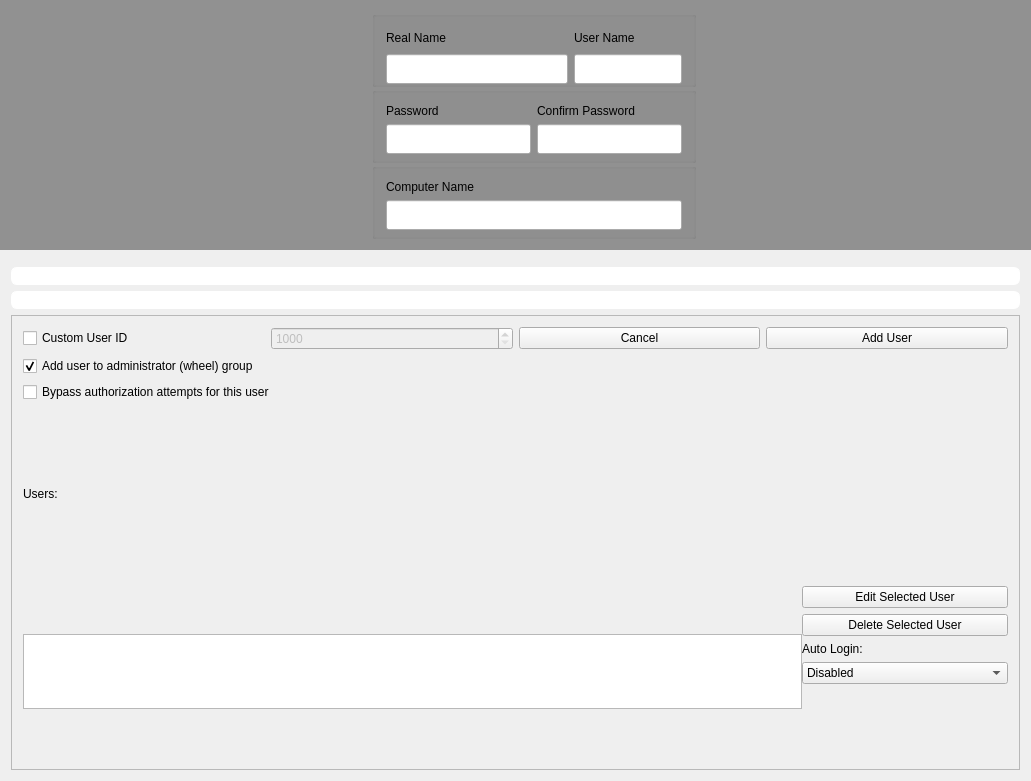
This is yali-proximate/yali/gui/Ui/setupuserswidget.ui in pars-linux/uludag as Qt 5 draws it before an edit. The edited form follows.
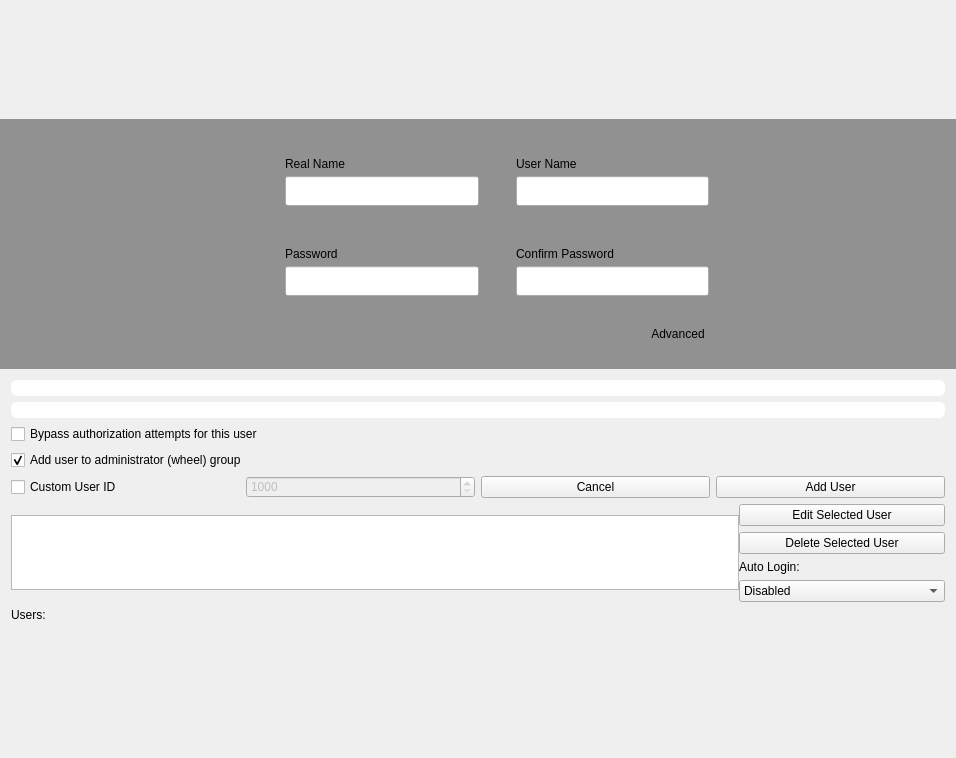
This is the edited form. Icons and pictures are not drawn.

```diff
--- a/yali-proximate/yali/gui/Ui/setupuserswidget.ui
+++ b/yali-proximate/yali/gui/Ui/setupuserswidget.ui
@@ -6,18 +6,47 @@
    <rect>
     <x>0</x>
     <y>0</y>
-    <width>1031</width>
-    <height>781</height>
+    <width>956</width>
+    <height>758</height>
    </rect>
   </property>
   <property name="windowTitle">
    <string>Form1</string>
   </property>
-  <layout class="QGridLayout" name="gridLayout_6">
+  <property name="styleSheet">
+   <string notr="true">#groupBox { 
+	border: 0px;
+}
+
+#groupBox_2 { 
+	border-top: 0px solid rgba(255,255,255,30);
+}
+
+#groupBox_3 { 
+	border-top: 0px solid rgba(255,255,255,30);
+}</string>
+  </property>
+  <layout class="QVBoxLayout" name="verticalLayout_4">
+   <property name="spacing">
+    <number>0</number>
+   </property>
    <property name="margin">
     <number>0</number>
    </property>
-   <item row="0" column="0">
+   <item>
+    <spacer name="verticalSpacer_4">
+     <property name="orientation">
+      <enum>Qt::Vertical</enum>
+     </property>
+     <property name="sizeHint" stdset="0">
+      <size>
+       <width>20</width>
+       <height>40</height>
+      </size>
+     </property>
+    </spacer>
+   </item>
+   <item>
     <widget class="QFrame" name="frame">
      <property name="sizePolicy">
       <sizepolicy hsizetype="Expanding" vsizetype="Expanding">
@@ -74,22 +103,94 @@
        </widget>
       </item>
       <item>
-       <layout class="QVBoxLayout" name="mainContainer">
+       <widget class="QFrame" name="formFrame">
+        <property name="minimumSize">
+         <size>
+          <width>430</width>
+          <height>0</height>
+         </size>
+        </property>
+        <property name="maximumSize">
+         <size>
+          <width>430</width>
+          <height>16777215</height>
+         </size>
+        </property>
+        <property name="frameShape">
+         <enum>QFrame::NoFrame</enum>
+        </property>
+        <property name="frameShadow">
+         <enum>QFrame::Raised</enum>
+        </property>
+        <property name="lineWidth">
+         <number>0</number>
+        </property>
+        <layout class="QVBoxLayout" name="verticalLayout_2">
         <property name="spacing">
-         <number>0</number>
-        </property>
-        <property name="rightMargin">
+          <number>10</number>
+         </property>
+         <property name="margin">
          <number>0</number>
         </property>
-        <property name="bottomMargin">
-         <number>0</number>
-        </property>
+         <item>
+          <spacer name="verticalSpacer">
+           <property name="orientation">
+            <enum>Qt::Vertical</enum>
+           </property>
+           <property name="sizeHint" stdset="0">
+            <size>
+             <width>20</width>
+             <height>40</height>
+            </size>
+           </property>
+          </spacer>
+         </item>
         <item>
          <widget class="QGroupBox" name="groupBox">
+           <property name="minimumSize">
+            <size>
+             <width>330</width>
+             <height>0</height>
+            </size>
+           </property>
+           <property name="maximumSize">
+            <size>
+             <width>16777215</width>
+             <height>16777215</height>
+            </size>
+           </property>
+           <property name="styleSheet">
+            <string notr="true"/>
+           </property>
           <property name="title">
            <string/>
           </property>
+           <property name="flat">
+            <bool>true</bool>
+           </property>
           <layout class="QGridLayout" name="gridLayout_4">
+            <property name="leftMargin">
+             <number>0</number>
+            </property>
+            <property name="rightMargin">
+             <number>0</number>
+            </property>
+            <property name="horizontalSpacing">
+             <number>15</number>
+            </property>
+            <property name="verticalSpacing">
+             <number>5</number>
+            </property>
+            <item row="0" column="2">
+             <widget class="QLabel" name="textLabel1_3">
+              <property name="text">
+               <string>User Name</string>
+              </property>
+              <property name="wordWrap">
+               <bool>false</bool>
+              </property>
+             </widget>
+            </item>
            <item row="0" column="0">
             <widget class="QLabel" name="textLabel1_4">
              <property name="text">
@@ -100,68 +201,45 @@
              </property>
             </widget>
            </item>
-           <item row="2" column="0">
+            <item row="1" column="0">
             <widget class="QLineEdit" name="realname">
              <property name="minimumSize">
               <size>
-               <width>0</width>
+                <width>170</width>
                <height>30</height>
               </size>
              </property>
              <property name="maximumSize">
               <size>
-               <width>200</width>
+                <width>16777215</width>
                <height>30</height>
               </size>
              </property>
             </widget>
            </item>
-           <item row="0" column="1">
-            <widget class="QLabel" name="textLabel1_3">
-             <property name="text">
-              <string>User Name</string>
-             </property>
-             <property name="wordWrap">
-              <bool>false</bool>
-             </property>
-            </widget>
-           </item>
-           <item row="2" column="1" colspan="2">
+            <item row="1" column="2">
             <widget class="QLineEdit" name="username">
              <property name="minimumSize">
               <size>
-               <width>0</width>
+                <width>170</width>
                <height>30</height>
               </size>
              </property>
              <property name="maximumSize">
               <size>
-               <width>200</width>
+                <width>16777215</width>
                <height>30</height>
               </size>
              </property>
             </widget>
            </item>
-           <item row="0" column="2">
-            <widget class="QPushButton" name="addMoreUsers">
-             <property name="sizePolicy">
-              <sizepolicy hsizetype="Fixed" vsizetype="Fixed">
-               <horstretch>0</horstretch>
-               <verstretch>0</verstretch>
-              </sizepolicy>
-             </property>
+            <item row="1" column="1">
+             <widget class="QLabel" name="label_2">
              <property name="text">
               <string/>
              </property>
-             <property name="icon">
-              <iconset resource="../../data.qrc">
-               <normaloff>:/gui/pics/iconUser.png</normaloff>:/gui/pics/iconUser.png</iconset>
-             </property>
-             <property name="checkable">
-              <bool>true</bool>
-             </property>
-             <property name="flat">
-              <bool>true</bool>
+              <property name="pixmap">
+               <pixmap resource="../../data.qrc">:/gui/pics/arrow-right.png</pixmap>
              </property>
             </widget>
            </item>
@@ -170,10 +248,37 @@
         </item>
         <item>
          <widget class="QGroupBox" name="groupBox_2">
+           <property name="minimumSize">
+            <size>
+             <width>330</width>
+             <height>0</height>
+            </size>
+           </property>
+           <property name="maximumSize">
+            <size>
+             <width>16777215</width>
+             <height>16777215</height>
+            </size>
+           </property>
           <property name="title">
            <string/>
           </property>
+           <property name="flat">
+            <bool>true</bool>
+           </property>
           <layout class="QGridLayout" name="gridLayout_5">
+            <property name="leftMargin">
+             <number>0</number>
+            </property>
+            <property name="rightMargin">
+             <number>0</number>
+            </property>
+            <property name="horizontalSpacing">
+             <number>15</number>
+            </property>
+            <property name="verticalSpacing">
+             <number>5</number>
+            </property>
            <item row="0" column="0">
             <widget class="QLabel" name="textLabel1_2">
              <property name="text">
@@ -184,7 +289,7 @@
              </property>
             </widget>
            </item>
-           <item row="0" column="1">
+            <item row="0" column="2">
             <widget class="QLabel" name="textLabel1">
              <property name="text">
               <string>Confirm Password</string>
@@ -194,17 +299,17 @@
              </property>
             </widget>
            </item>
-           <item row="1" column="1">
+            <item row="1" column="0">
             <widget class="QLineEdit" name="pass1">
              <property name="minimumSize">
               <size>
-               <width>0</width>
+                <width>170</width>
                <height>30</height>
               </size>
              </property>
              <property name="maximumSize">
               <size>
-               <width>200</width>
+                <width>16777215</width>
                <height>30</height>
               </size>
              </property>
@@ -213,17 +318,17 @@
              </property>
             </widget>
            </item>
-           <item row="1" column="0">
+            <item row="1" column="2">
             <widget class="QLineEdit" name="pass2">
              <property name="minimumSize">
               <size>
-               <width>0</width>
+                <width>170</width>
                <height>30</height>
               </size>
              </property>
              <property name="maximumSize">
               <size>
-               <width>200</width>
+                <width>16777215</width>
                <height>30</height>
               </size>
              </property>
@@ -232,45 +337,93 @@
              </property>
             </widget>
            </item>
-          </layout>
-         </widget>
-        </item>
-        <item>
-         <widget class="QGroupBox" name="groupBox_3">
-          <property name="title">
+            <item row="1" column="1">
+             <widget class="QLabel" name="label_3">
+              <property name="text">
            <string/>
           </property>
-          <layout class="QVBoxLayout" name="verticalLayout">
+              <property name="pixmap">
+               <pixmap resource="../../data.qrc">:/gui/pics/arrow-right.png</pixmap>
+              </property>
+             </widget>
+            </item>
+           </layout>
+          </widget>
+         </item>
            <item>
-            <widget class="QLabel" name="textLabel1_5">
+          <spacer name="verticalSpacer_5">
+           <property name="orientation">
+            <enum>Qt::Vertical</enum>
+           </property>
+           <property name="sizeHint" stdset="0">
+            <size>
+             <width>20</width>
+             <height>10</height>
+            </size>
+           </property>
+          </spacer>
+         </item>
+         <item>
+          <layout class="QHBoxLayout" name="horizontalLayout">
+           <property name="bottomMargin">
+            <number>0</number>
+           </property>
+           <item>
+            <spacer name="horizontalSpacer_5">
+             <property name="orientation">
+              <enum>Qt::Horizontal</enum>
+             </property>
+             <property name="sizeHint" stdset="0">
+              <size>
+               <width>40</width>
+               <height>20</height>
+              </size>
+             </property>
+            </spacer>
+           </item>
+           <item>
+            <widget class="QPushButton" name="addMoreUsers">
+             <property name="sizePolicy">
+              <sizepolicy hsizetype="Fixed" vsizetype="Fixed">
+               <horstretch>0</horstretch>
+               <verstretch>0</verstretch>
+              </sizepolicy>
+             </property>
+             <property name="styleSheet">
+              <string notr="true">margin:6px</string>
+             </property>
              <property name="text">
-              <string>Computer Name</string>
+              <string>Advanced</string>
              </property>
-             <property name="wordWrap">
-              <bool>false</bool>
+             <property name="icon">
+              <iconset resource="../../data.qrc">
+               <normaloff>:/gui/pics/iconUser.png</normaloff>:/gui/pics/iconUser.png</iconset>
+             </property>
+             <property name="checkable">
+              <bool>true</bool>
+             </property>
+             <property name="flat">
+              <bool>true</bool>
              </property>
             </widget>
+           </item>
+          </layout>
            </item>
            <item>
-            <widget class="QLineEdit" name="realname_2">
-             <property name="minimumSize">
-              <size>
-               <width>0</width>
-               <height>30</height>
-              </size>
-             </property>
-             <property name="maximumSize">
+          <spacer name="verticalSpacer_2">
+           <property name="orientation">
+            <enum>Qt::Vertical</enum>
+           </property>
+           <property name="sizeHint" stdset="0">
               <size>
-               <width>16777215</width>
-               <height>30</height>
-              </size>
-             </property>
-            </widget>
+             <width>20</width>
+             <height>40</height>
+            </size>
+           </property>
+          </spacer>
            </item>
           </layout>
          </widget>
-        </item>
-       </layout>
       </item>
       <item>
        <spacer name="horizontalSpacer_2">
@@ -288,7 +441,7 @@
      </layout>
     </widget>
    </item>
-   <item row="1" column="0">
+   <item>
     <widget class="QWidget" name="widget" native="true">
      <property name="minimumSize">
       <size>
@@ -297,7 +450,7 @@
       </size>
      </property>
      <layout class="QGridLayout" name="gridLayout">
-      <item row="0" column="0">
+      <item row="1" column="0">
        <layout class="QGridLayout">
         <property name="horizontalSpacing">
          <number>0</number>
@@ -360,72 +513,17 @@
         </item>
        </layout>
       </item>
-      <item row="2" column="0">
-       <widget class="QWidget" name="advancedList" native="true">
-        <layout class="QGridLayout" name="gridLayout_2">
-         <property name="margin">
-          <number>0</number>
-         </property>
-         <property name="spacing">
-          <number>0</number>
-         </property>
+      <item row="6" column="0">
+       <widget class="QLabel" name="textLabel2">
+        <property name="text">
+         <string>Users:</string>
+        </property>
+        <property name="wordWrap">
+         <bool>false</bool>
+        </property>
+       </widget>
+      </item>
          <item row="3" column="0">
-          <widget class="QFrame" name="frame_5">
-           <property name="frameShape">
-            <enum>QFrame::StyledPanel</enum>
-           </property>
-           <property name="frameShadow">
-            <enum>QFrame::Raised</enum>
-           </property>
-           <layout class="QGridLayout" name="gridLayout_3">
-            <item row="0" column="0">
-             <layout class="QHBoxLayout" name="horizontalLayout_5">
-              <property name="bottomMargin">
-               <number>0</number>
-              </property>
-              <item>
-               <widget class="QCheckBox" name="userIDCheck">
-                <property name="text">
-                 <string>Custom User ID</string>
-                </property>
-               </widget>
-              </item>
-              <item>
-               <widget class="QSpinBox" name="userID">
-                <property name="enabled">
-                 <bool>false</bool>
-                </property>
-                <property name="minimum">
-                 <number>1000</number>
-                </property>
-                <property name="maximum">
-                 <number>65000</number>
-                </property>
-               </widget>
-              </item>
-              <item>
-               <widget class="QPushButton" name="cancelButton">
-                <property name="text">
-                 <string>Cancel</string>
-                </property>
-                <property name="flat">
-                 <bool>false</bool>
-                </property>
-               </widget>
-              </item>
-              <item>
-               <widget class="QPushButton" name="createButton">
-                <property name="text">
-                 <string>Add User</string>
-                </property>
-                <property name="flat">
-                 <bool>false</bool>
-                </property>
-               </widget>
-              </item>
-             </layout>
-            </item>
-            <item row="1" column="0">
              <widget class="QCheckBox" name="admin">
               <property name="text">
                <string>Add user to administrator (wheel) group</string>
@@ -435,27 +533,19 @@
               </property>
              </widget>
             </item>
-            <item row="2" column="0">
-             <widget class="QCheckBox" name="noPass">
-              <property name="statusTip">
-               <string>Not recommended</string>
-              </property>
-              <property name="text">
-               <string>Bypass authorization attempts for this user</string>
-              </property>
-             </widget>
-            </item>
-            <item row="3" column="0">
-             <widget class="QLabel" name="textLabel2">
-              <property name="text">
-               <string>Users:</string>
-              </property>
-              <property name="wordWrap">
-               <bool>false</bool>
-              </property>
-             </widget>
-            </item>
-            <item row="4" column="0">
+      <item row="7" column="0">
+       <widget class="QWidget" name="advancedList" native="true">
+        <layout class="QGridLayout" name="gridLayout_2">
+         <property name="margin">
+          <number>0</number>
+         </property>
+         <property name="spacing">
+          <number>0</number>
+         </property>
+        </layout>
+       </widget>
+      </item>
+      <item row="5" column="0">
              <layout class="QGridLayout" name="_2">
               <property name="spacing">
                <number>0</number>
@@ -524,15 +614,79 @@
               </item>
              </layout>
             </item>
-           </layout>
-          </widget>
-         </item>
-        </layout>
+      <item row="4" column="0">
+       <layout class="QHBoxLayout" name="horizontalLayout_5">
+        <property name="bottomMargin">
+         <number>0</number>
+        </property>
+        <item>
+         <widget class="QCheckBox" name="userIDCheck">
+          <property name="text">
+           <string>Custom User ID</string>
+          </property>
+         </widget>
+        </item>
+        <item>
+         <widget class="QSpinBox" name="userID">
+          <property name="enabled">
+           <bool>false</bool>
+          </property>
+          <property name="minimum">
+           <number>1000</number>
+          </property>
+          <property name="maximum">
+           <number>65000</number>
+          </property>
+         </widget>
+        </item>
+        <item>
+         <widget class="QPushButton" name="cancelButton">
+          <property name="text">
+           <string>Cancel</string>
+          </property>
+          <property name="flat">
+           <bool>false</bool>
+          </property>
+         </widget>
+        </item>
+        <item>
+         <widget class="QPushButton" name="createButton">
+          <property name="text">
+           <string>Add User</string>
+          </property>
+          <property name="flat">
+           <bool>false</bool>
+          </property>
+         </widget>
+        </item>
+       </layout>
+      </item>
+      <item row="2" column="0">
+       <widget class="QCheckBox" name="noPass">
+        <property name="statusTip">
+         <string>Not recommended</string>
+        </property>
+        <property name="text">
+         <string>Bypass authorization attempts for this user</string>
+        </property>
        </widget>
       </item>
      </layout>
     </widget>
    </item>
+   <item>
+    <spacer name="verticalSpacer_3">
+     <property name="orientation">
+      <enum>Qt::Vertical</enum>
+     </property>
+     <property name="sizeHint" stdset="0">
+      <size>
+       <width>20</width>
+       <height>40</height>
+      </size>
+     </property>
+    </spacer>
+   </item>
   </layout>
  </widget>
  <layoutdefault spacing="6" margin="11"/>
```
Lines whose indentation alone changed are shown as unchanged.
